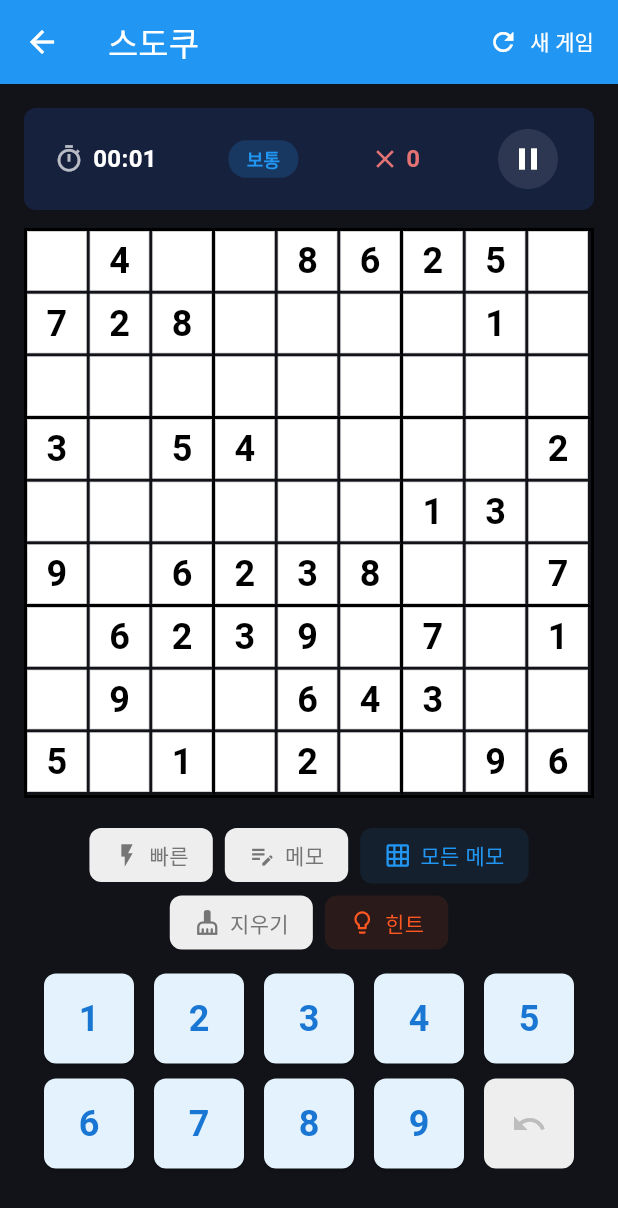
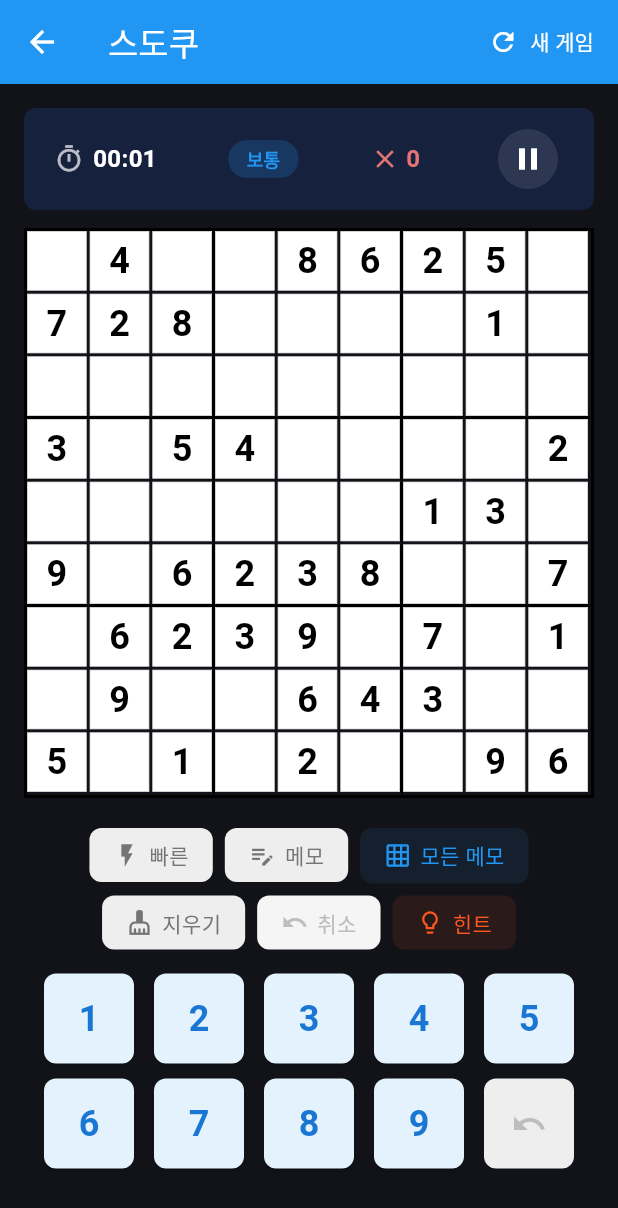
Before and after one commit to mhpark03/games, a Flutter app: the GameScreen screen opened directly, on a phone screen of 412 x 824 dp. Shown: the top 1208 px of the screen. Run offline on Flutter 3.47's test engine with Material 3 defaults, Android fonts, the phone set to English and light mode, and no system bars; our stand-ins replace shared_preferences; accounts and stored records are empty.

Commit message:
가로모드 취소 버튼을 컨트롤 패널로 이동
- GameControlPanel: 힌트 버튼 옆에 취소 버튼 추가
- NumberPad: showUndoButton 파라미터 추가하여 조건부 표시
- compact 모드에서 NumberPad의 취소 버튼 숨김
- 가로모드에서 스크롤 없이 모든 버튼 접근 가능

```diff
--- a/lib/games/sudoku/widgets/game_control_panel.dart
+++ b/lib/games/sudoku/widgets/game_control_panel.dart
@@ -229,6 +229,7 @@ class GameControlPanelState extends State<GameControlPanel> {
               quickInputNumber: _isQuickInputMode ? _quickInputNumber : null,
               onQuickInputToggle: null,
               disabledNumbers: widget.disabledNumbers,
+              showUndoButton: false, // 컨트롤 버튼에 취소 버튼이 있으므로 숨김
             ),
           ],
         ),
@@ -342,6 +343,11 @@ class GameControlPanelState extends State<GameControlPanel> {
           activeColor: Colors.red,
           onTap: toggleEraseMode,
         ),
+        _buildUndoFeatureButton(
+          icon: Icons.undo,
+          label: '취소',
+          onTap: widget.canUndo ? widget.onUndo : null,
+        ),
         _buildFeatureButton(
           icon: Icons.lightbulb_outline,
           label: '힌트',
@@ -428,4 +434,42 @@ class GameControlPanelState extends State<GameControlPanel> {
       ),
     );
   }
+
+  Widget _buildUndoFeatureButton({
+    required IconData icon,
+    required String label,
+    required VoidCallback? onTap,
+  }) {
+    final isEnabled = onTap != null;
+    final color = isEnabled ? Colors.grey.shade700 : Colors.grey.shade400;
+
+    return InkWell(
+      onTap: onTap,
+      child: Container(
+        padding: EdgeInsets.symmetric(
+          horizontal: widget.isCompact ? 12 : 16,
+          vertical: widget.isCompact ? 6 : 8,
+        ),
+        decoration: BoxDecoration(
+          color: isEnabled ? Colors.grey.shade200 : Colors.grey.shade100,
+          borderRadius: BorderRadius.circular(8),
+        ),
+        child: Row(
+          mainAxisSize: MainAxisSize.min,
+          children: [
+            Icon(icon, size: widget.isCompact ? 16 : 18, color: color),
+            const SizedBox(width: 6),
+            Text(
+              label,
+              style: TextStyle(
+                color: color,
+                fontWeight: FontWeight.w500,
+                fontSize: widget.isCompact ? 12 : 14,
+              ),
+            ),
+          ],
+        ),
+      ),
+    );
+  }
 }
--- a/lib/games/sudoku/widgets/number_pad.dart
+++ b/lib/games/sudoku/widgets/number_pad.dart
@@ -8,6 +8,7 @@ class NumberPad extends StatelessWidget {
   final int? quickInputNumber; // 빠른 입력 모드에서 선택된 숫자
   final VoidCallback? onQuickInputToggle; // 빠른 입력 모드 토글
   final Set<int> disabledNumbers; // 비활성화된 숫자들 (모두 채워진 숫자)
+  final bool showUndoButton; // 취소 버튼 표시 여부
 
   const NumberPad({
     super.key,
@@ -18,6 +19,7 @@ class NumberPad extends StatelessWidget {
     this.quickInputNumber,
     this.onQuickInputToggle,
     this.disabledNumbers = const {},
+    this.showUndoButton = true,
   });
 
   bool get isQuickInputMode => quickInputNumber != null;
@@ -67,10 +69,11 @@ class NumberPad extends StatelessWidget {
               );
             }),
           ),
-          Padding(
-            padding: EdgeInsets.all(spacing / 2),
-            child: _buildUndoButton(buttonSize * 2 + spacing, buttonSize, iconSize),
-          ),
+          if (showUndoButton)
+            Padding(
+              padding: EdgeInsets.all(spacing / 2),
+              child: _buildUndoButton(buttonSize * 2 + spacing, buttonSize, iconSize),
+            ),
         ],
       );
     } else {
@@ -96,7 +99,8 @@ class NumberPad extends StatelessWidget {
               ...List.generate(4, (index) {
                 return _buildNumberButton(index + 6, buttonSize, fontSize);
               }),
-              _buildUndoButton(buttonSize, buttonSize, iconSize),
+              if (showUndoButton)
+                _buildUndoButton(buttonSize, buttonSize, iconSize),
             ],
           ),
         ],
```
